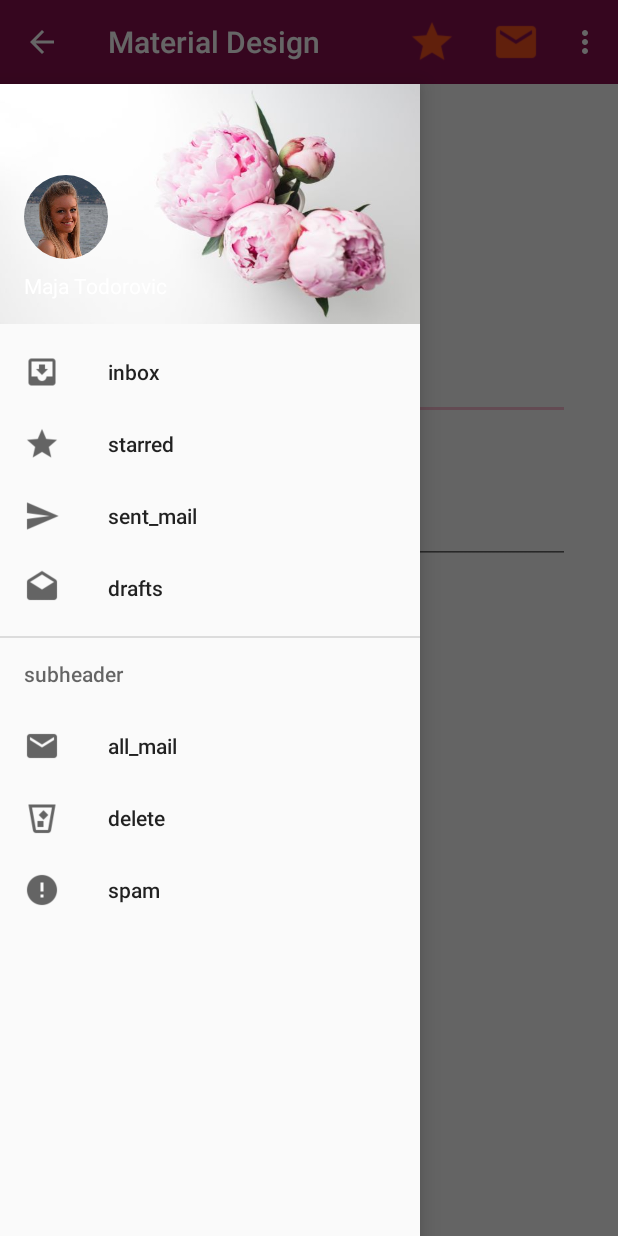
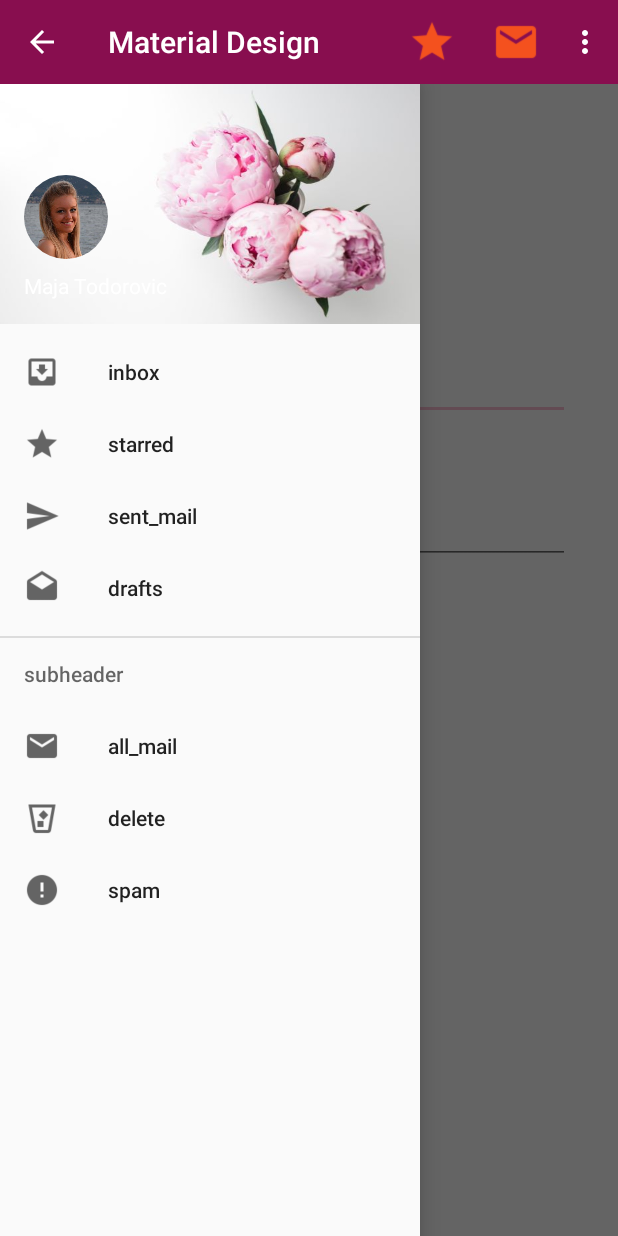
Before and after one commit to Majusna/MaterialDesignExercise, an Android app: the screen it shows after launch (MainActivity), with the side drawer open, on a phone screen of 412 x 824 dp. Run offline under Robolectric (Android 15) with nearby library versions, the phone set to English and light mode, and no system bars; our stand-ins replace CircleImageView.

Commit message:
drawer under the toolbar C version

```diff
--- a/app/src/main/res/layout/activity_main.xml
+++ b/app/src/main/res/layout/activity_main.xml
@@ -7,15 +7,7 @@
     tools:context=".MainActivity"
     android:orientation="vertical">
 
-    <android.support.v7.widget.Toolbar
-        android:id="@+id/toolbar"
-        android:layout_width="match_parent"
-        android:layout_height="?attr/actionBarSize"
-        android:background="?attr/colorPrimary"
-        android:theme="@style/ThemeOverlay.AppCompat.Dark.ActionBar">
 
-
-    </android.support.v7.widget.Toolbar>
 
     <ImageButton
         android:layout_width="56dp"
--- a/app/src/main/res/layout/navigation_drawer.xml
+++ b/app/src/main/res/layout/navigation_drawer.xml
@@ -4,9 +4,10 @@
     android:layout_width="match_parent"
     android:layout_height="match_parent">
 
-
+    <include layout = "@layout/toolbar_layout"/>
 
     <android.support.v4.widget.DrawerLayout
+        android:layout_marginTop="?attr/actionBarSize"
         android:layout_width="match_parent"
         android:layout_height="match_parent"
         android:id="@+id/drawer_layout"
@@ -18,13 +19,12 @@
         <include layout="@layout/activity_main"/>
 
         <android.support.design.widget.NavigationView
-            android:layout_marginTop="?attr/actionBarSize"
+
             android:layout_width="wrap_content"
             android:layout_height="match_parent"
             android:id="@+id/navigation_view"
             android:fitsSystemWindows="false"
             android:layout_gravity = "start"
-
             app:headerLayout="@layout/navigation_header"
             app:menu="@menu/navigation_menu"/>
 
--- /dev/null
+++ b/app/src/main/res/layout/toolbar_layout.xml
@@ -0,0 +1,12 @@
+<?xml version="1.0" encoding="utf-8"?>
+
+<android.support.v7.widget.Toolbar
+    android:id="@+id/toolbar"
+    android:layout_width="match_parent"
+    android:layout_height="?attr/actionBarSize"
+    android:background="?attr/colorPrimary"
+    android:theme="@style/ThemeOverlay.AppCompat.Dark.ActionBar"
+    xmlns:android="http://schemas.android.com/apk/res/android">
+
+
+</android.support.v7.widget.Toolbar>
```
